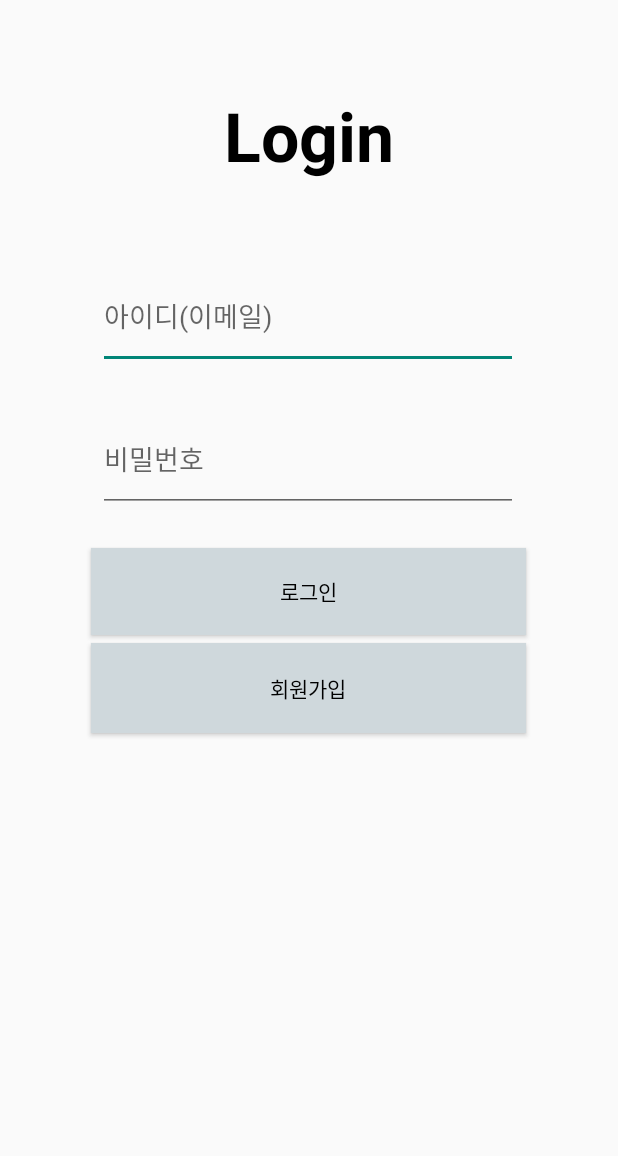
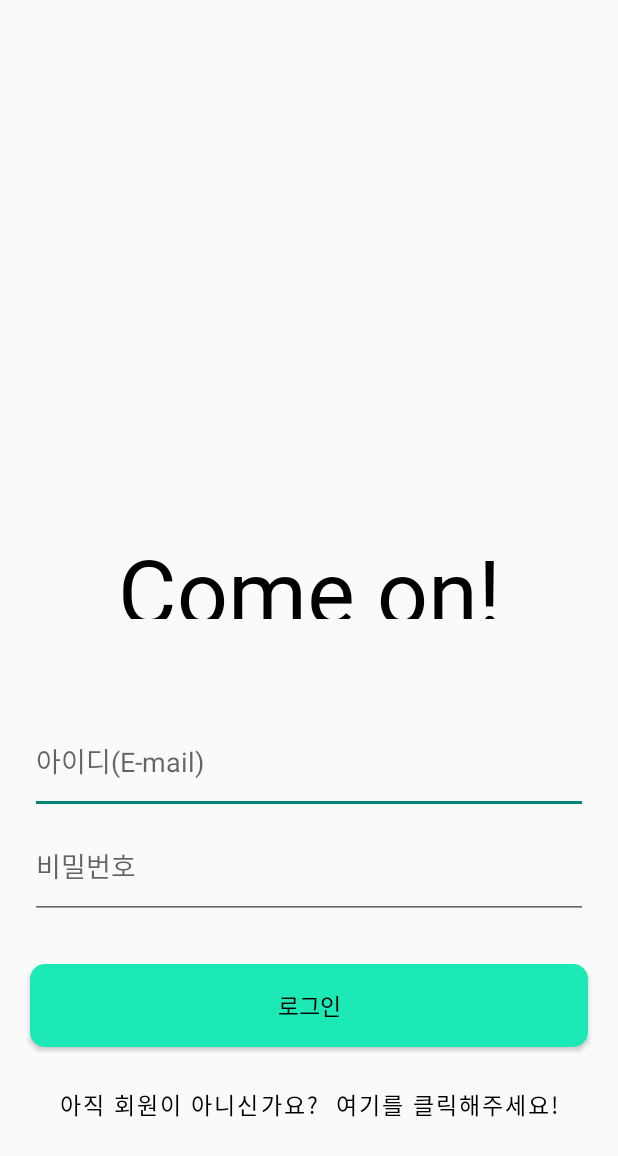
Before and after one commit to Capston-ComeOn/Capston-Android, an Android app: the screen it shows after launch (LoginActivity), on a phone screen of 412 x 824 dp. Shown: the top 1156 px of the screen. Run offline under Robolectric (Android 15) with nearby library versions, the light colour scheme and no system bars.

Commit message:
mypage 기능 + 로그인 디자인 변경

```diff
--- a/app/build.gradle
+++ b/app/build.gradle
@@ -21,25 +21,22 @@ android {
 
 dependencies {
     implementation fileTree(dir: 'libs', include: ['*.jar'])
-
-    implementation 'androidx.appcompat:appcompat:1.0.2'
+    implementation 'androidx.appcompat:appcompat:1.1.0'
     implementation 'androidx.constraintlayout:constraintlayout:1.1.3'
     implementation 'androidx.legacy:legacy-support-v4:1.0.0'
     implementation 'com.android.support:appcompat-v7:29.+'
     implementation 'com.android.support.constraint:constraint-layout:1.1.3'
     testImplementation 'junit:junit:4.12'
-    androidTestImplementation 'androidx.test:runner:1.1.1'
-    androidTestImplementation 'androidx.test.espresso:espresso-core:3.1.1'
-    implementation 'androidx.navigation:navigation-fragment:2.0.0'
+    androidTestImplementation 'androidx.test:runner:1.2.0'
+    androidTestImplementation 'androidx.test.espresso:espresso-core:3.2.0'
+    implementation 'androidx.navigation:navigation-fragment:2.1.0'
     implementation 'androidx.navigation:navigation-ui:2.1.0'
-    implementation 'androidx.lifecycle:lifecycle-extensions:2.0.0'
+    implementation 'androidx.lifecycle:lifecycle-extensions:2.1.0'
     implementation 'com.google.android.material:material:1.0.0'
-
+    //noinspection GradleCompatible
     implementation 'com.android.support:design:28.0.0'
-
     implementation group: 'com.google.code.gson', name: 'gson', version: '2.8.6'
     implementation 'com.squareup.okhttp3:okhttp:3.8.1'
-//    implementation 'com.android.support:appcompat-v7:27.1.1'*/
     implementation "com.github.biodunalfet:SlidingSquaresLoader:1.0"
     implementation 'androidx.swiperefreshlayout:swiperefreshlayout:1.0.0'
 }
--- /dev/null
+++ b/app/src/main/res/drawable/roundedbutton.xml
@@ -0,0 +1,9 @@
+<?xml version="1.0" encoding="utf-8"?>
+<shape xmlns:android="http://schemas.android.com/apk/res/android"
+  android:shape="rectangle">
+  <solid android:color="#1DE9B6" />
+  <corners android:bottomRightRadius="10dp"
+    android:bottomLeftRadius="10dp"
+    android:topRightRadius="10dp"
+    android:topLeftRadius="10dp"/>
+</shape>
--- /dev/null
+++ b/app/src/main/res/font/font.xml
@@ -0,0 +1,7 @@
+<?xml version="1.0" encoding="utf-8"?>
+<font-family xmlns:android="http://schemas.android.com/apk/res/android">
+      <font
+        android:fontStyle="normal"
+        android:fontWeight="400"
+        android:font="@font/bmhannaair_ttf"/>
+</font-family>
--- a/app/src/main/res/layout/activity_login.xml
+++ b/app/src/main/res/layout/activity_login.xml
@@ -1,88 +1,95 @@
 <?xml version="1.0" encoding="utf-8"?>
-<androidx.constraintlayout.widget.ConstraintLayout xmlns:android="http://schemas.android.com/apk/res/android"
+<RelativeLayout xmlns:android="http://schemas.android.com/apk/res/android"
   xmlns:app="http://schemas.android.com/apk/res-auto"
   xmlns:tools="http://schemas.android.com/tools"
   android:layout_width="match_parent"
   android:layout_height="match_parent"
   tools:context=".LoginActivity">
 
+
   <EditText
     android:id="@+id/et_id"
-      android:layout_width="280dp"
+    android:layout_width="wrap_content"
     android:layout_height="70dp"
-      android:layout_marginStart="8dp"
-      android:layout_marginLeft="8dp"
-      android:layout_marginTop="176dp"
-      android:layout_marginEnd="8dp"
-      android:layout_marginRight="8dp"
+    android:layout_above="@+id/et_pass"
+    android:layout_alignParentStart="true"
+    android:layout_alignParentLeft="true"
+    android:layout_alignParentEnd="true"
+    android:layout_alignParentRight="true"
+    android:layout_marginTop="30dp"
+    android:layout_marginStart="20dp"
+    android:layout_marginEnd="20dp"
     android:ems="10"
-      android:hint="아이디(이메일)"
-      android:inputType="textPersonName"
-      app:layout_constraintEnd_toEndOf="parent"
-      app:layout_constraintHorizontal_bias="0.495"
-      app:layout_constraintStart_toStartOf="parent"
-      app:layout_constraintTop_toTopOf="parent" />
+    android:hint="아이디(E-mail)"
+    android:inputType="textPersonName" />
 
   <EditText
     android:id="@+id/et_pass"
-      android:layout_width="280dp"
+    android:layout_width="wrap_content"
     android:layout_height="70dp"
-      android:layout_marginTop="25dp"
+    android:layout_above="@+id/btn_login"
+    android:layout_alignParentStart="true"
+    android:layout_alignParentLeft="true"
+    android:layout_alignParentEnd="true"
+    android:layout_alignParentRight="true"
+    android:layout_marginStart="20dp"
+    android:layout_marginEnd="20dp"
+    android:layout_marginBottom="20dp"
     android:ems="10"
     android:hint="비밀번호"
-      android:inputType="textPassword"
-      app:layout_constraintEnd_toEndOf="@+id/et_id"
-      app:layout_constraintHorizontal_bias="1.0"
-      app:layout_constraintStart_toStartOf="@+id/et_id"
-      app:layout_constraintTop_toBottomOf="@+id/et_id" />
-
+    android:inputType="textPassword" />
 
   <Button
     android:id="@+id/btn_login"
-      android:layout_width="290dp"
-      android:layout_height="58dp"
-      android:layout_marginStart="8dp"
-      android:layout_marginLeft="8dp"
-      android:layout_marginTop="24dp"
-      android:layout_marginEnd="8dp"
-      android:layout_marginRight="8dp"
-      android:background="#CFD8DC"
+    android:layout_width="wrap_content"
+    android:layout_height="55dp"
+    android:layout_above="@+id/btn_register"
+    android:layout_alignParentStart="true"
+    android:layout_alignParentLeft="true"
+    android:layout_alignParentEnd="true"
+    android:layout_alignParentRight="true"
+    android:layout_marginStart="20dp"
+    android:layout_marginTop="10dp"
+    android:layout_marginEnd="20dp"
+    android:layout_marginBottom="5dp"
+    android:background="@drawable/roundedbutton"
     android:text="로그인"
-      android:textColor="#000000"
-      app:layout_constraintEnd_toEndOf="parent"
-      app:layout_constraintHorizontal_bias="0.498"
-      app:layout_constraintStart_toStartOf="parent"
-      app:layout_constraintTop_toBottomOf="@+id/et_pass" />
+    android:textSize="15sp"
+    android:textColor="#000000" />
 
   <Button
     android:id="@+id/btn_register"
-      android:layout_width="0dp"
-      android:layout_height="60dp"
+    style="@style/Widget.MaterialComponents.Button.OutlinedButton"
+    android:layout_width="wrap_content"
+    android:layout_height="55dp"
+    android:layout_alignParentStart="true"
+    android:layout_alignParentLeft="true"
+    android:layout_alignParentEnd="true"
+    android:layout_alignParentRight="true"
+    android:layout_alignParentBottom="true"
+    android:layout_marginLeft="8dp"
     android:layout_marginTop="5dp"
-      android:text="회원가입"
-      android:background="#CFD8DC"
-      android:textColor="#000000"
-      app:layout_constraintEnd_toEndOf="@+id/btn_login"
-      app:layout_constraintHorizontal_bias="0.0"
-      app:layout_constraintStart_toStartOf="@+id/btn_login"
-      app:layout_constraintTop_toBottomOf="@+id/btn_login" />
+    android:layout_marginRight="8dp"
+    android:layout_marginBottom="60dp"
+    android:text="아직 회원이 아니신가요?  여기를 클릭해주세요!"
+    android:textSize="15sp"
+    android:textColor="#000000" />
 
   <TextView
-      android:id="@+id/login"
-      android:layout_width="131dp"
-      android:layout_height="70dp"
-      android:layout_marginStart="8dp"
-      android:layout_marginLeft="8dp"
-      android:layout_marginTop="60dp"
-      android:layout_marginEnd="8dp"
-      android:layout_marginRight="8dp"
-      android:text="Login"
+    android:id="@+id/Comeon"
+    android:layout_width="wrap_content"
+    android:layout_height="60dp"
+    android:layout_above="@+id/et_id"
+    android:layout_alignParentStart="true"
+    android:layout_alignParentLeft="true"
+    android:layout_alignParentEnd="true"
+    android:layout_alignParentRight="true"
+    android:layout_marginBottom="30dp"
+    android:text="Come on!"
+    android:fontFamily="@font/bmhannaair_ttf"
+    android:textAlignment="center"
+    android:textSize="60sp"
     android:textColor="#000000"
-      android:textSize="45sp"
-      android:textStyle="bold"
-      android:textAlignment="center"
-      app:layout_constraintEnd_toEndOf="parent"
-      app:layout_constraintStart_toStartOf="parent"
-      app:layout_constraintTop_toTopOf="parent" />
+     />
 
-</androidx.constraintlayout.widget.ConstraintLayout>
+</RelativeLayout>
--- a/app/src/main/res/values/styles.xml
+++ b/app/src/main/res/values/styles.xml
@@ -27,4 +27,5 @@
 
     <style name="AppTheme.PopupOverlay" parent="ThemeOverlay.AppCompat.Light" >
     </style>
+    <style name="AppTheme." parent="@style/Theme.MaterialComponents.Light.DarkActionBar"/>
 </resources>
```
Also changed, not shown: build.gradle (line endings or trailing spaces), 1 other file. Lines whose indentation alone changed are shown as unchanged.
